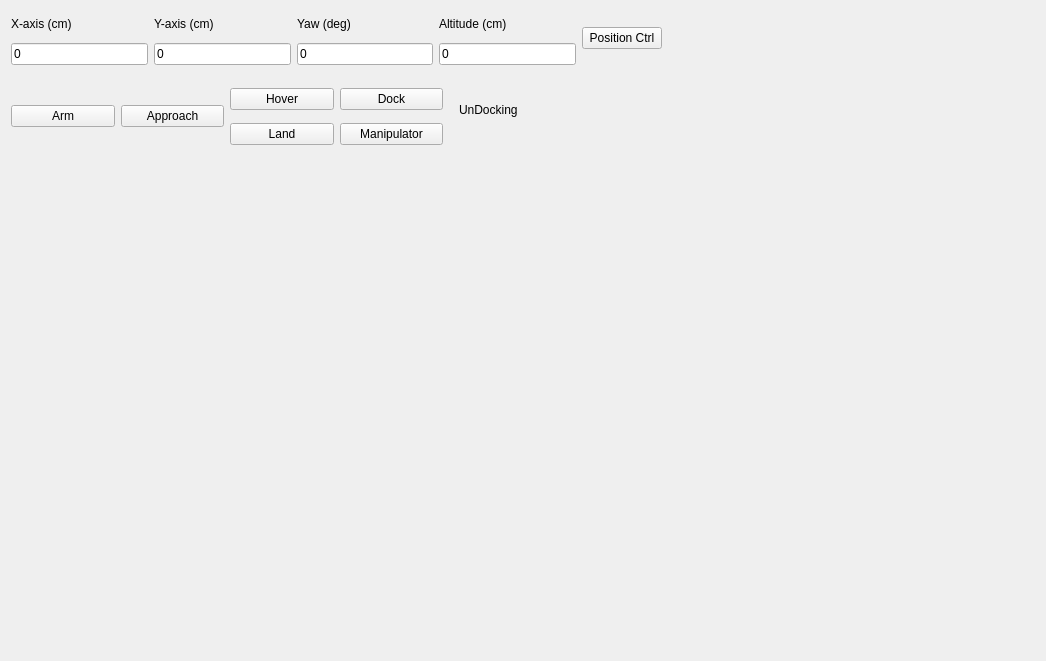
First picture: the form in CAD_UAV/Ground_Station/rqt_mypkg/ui/my_plugin.ui, repository RealChestnut/CAD_UAV_PROJECT, before the edit.
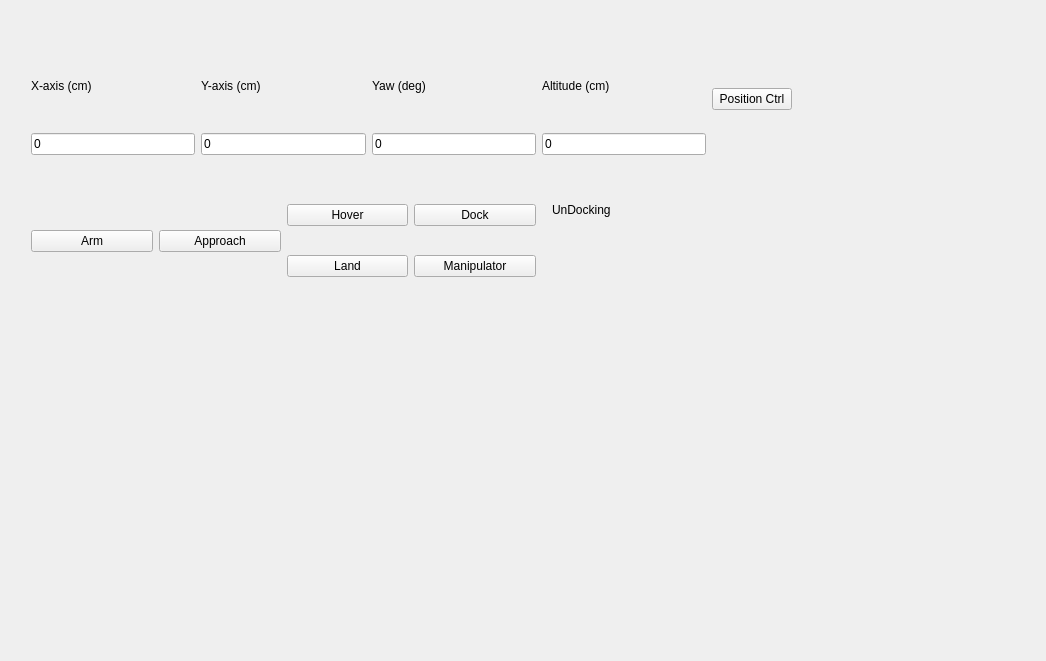
Second picture: the form after the edit.

Patch:
```diff
--- a/CAD_UAV/Ground_Station/rqt_mypkg/ui/my_plugin.ui
+++ b/CAD_UAV/Ground_Station/rqt_mypkg/ui/my_plugin.ui
@@ -25,19 +25,19 @@
      <widget class="QWidget" name="widget_2" native="true">
       <property name="geometry">
        <rect>
-        <x>0</x>
-        <y>0</y>
-        <width>661</width>
-        <height>151</height>
+        <x>10</x>
+        <y>20</y>
+        <width>781</width>
+        <height>291</height>
        </rect>
       </property>
       <widget class="QWidget" name="layoutWidget">
        <property name="geometry">
         <rect>
-         <x>0</x>
-         <y>0</y>
-         <width>651</width>
-         <height>54</height>
+         <x>10</x>
+         <y>13</y>
+         <width>761</width>
+         <height>111</height>
         </rect>
        </property>
        <layout class="QHBoxLayout" name="horizontalLayout_3">
@@ -152,10 +152,10 @@
       <widget class="QWidget" name="layoutWidget_2">
        <property name="geometry">
         <rect>
-         <x>0</x>
-         <y>70</y>
-         <width>651</width>
-         <height>71</height>
+         <x>10</x>
+         <y>150</y>
+         <width>761</width>
+         <height>121</height>
         </rect>
        </property>
        <layout class="QHBoxLayout" name="horizontalLayout_6">
```
Left out of the diff: 26 changed lines with no effect on the pictures.
